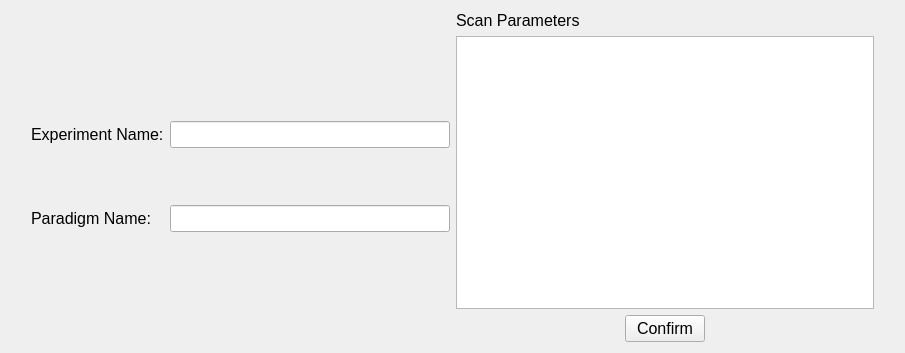
This is smartfMRI/experimentmanager.ui in wuzhuobin/smartfMRI as Qt 5 draws it before an edit. The edited form follows.
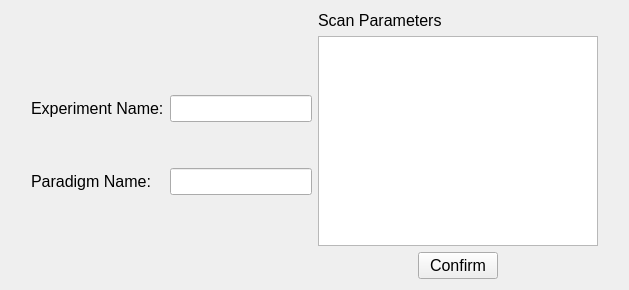
This is the edited form.

```diff
--- a/smartfMRI/experimentmanager.ui
+++ b/smartfMRI/experimentmanager.ui
@@ -6,8 +6,8 @@
    <rect>
     <x>0</x>
     <y>0</y>
-    <width>905</width>
-    <height>353</height>
+    <width>629</width>
+    <height>290</height>
    </rect>
   </property>
   <property name="windowTitle">
```
